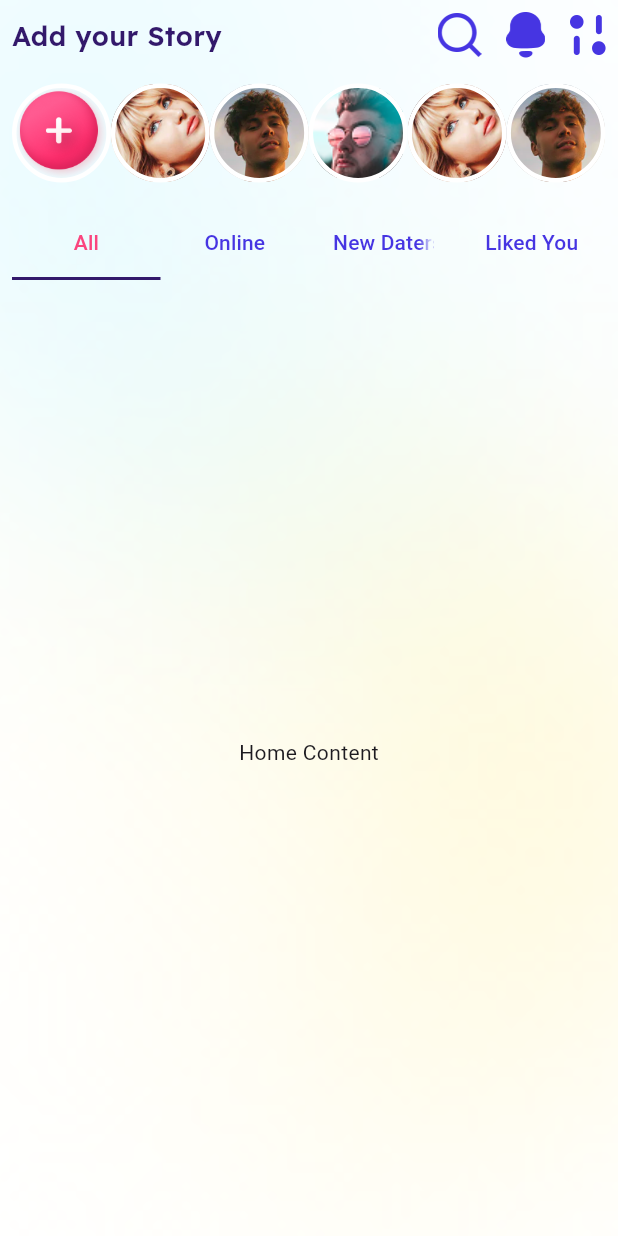
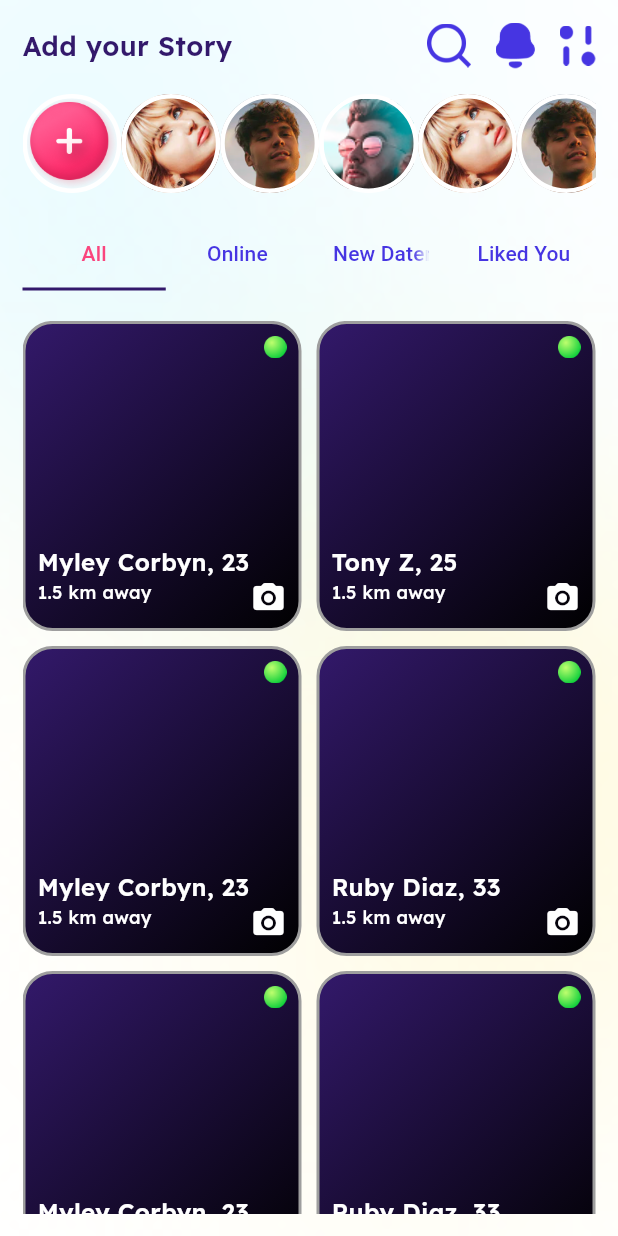
Before and after one commit to Faisal-957/datingapp, a Flutter app: the screen it shows after launch, on a phone screen of 412 x 824 dp. Run offline on Flutter 3.47's test engine with Material 3 defaults, Android fonts, the phone set to English and light mode, and no system bars; our stand-ins replace flutter_card_swiper, flutter_screenutil, get, google_fonts, google_maps_flutter, intl_phone_field and 3 more.

Commit message:
screen update

```diff
--- a/lib/core/custom_widget/custom_usericon.dart
+++ b/lib/core/custom_widget/custom_usericon.dart
@@ -1,5 +1,6 @@
 import 'package:datingapp/core/constants/colors.dart';
 import 'package:datingapp/core/constants/string.dart';
+import 'package:datingapp/core/constants/text_style.dart';
 import 'package:flutter/material.dart';
 import 'package:flutter_screenutil/flutter_screenutil.dart';
 
@@ -21,3 +22,53 @@ class CustomUsericon extends StatelessWidget {
     );
   }
 }
+
+//////////////////// user grid/////////////////////////////
+class Customgrid extends StatelessWidget {
+  final String title;
+  final String subtitle;
+  const Customgrid({super.key, required this.title, required this.subtitle});
+
+  @override
+  Widget build(BuildContext context) {
+    return Container(
+      decoration: BoxDecoration(
+        gradient: LinearGradient(
+          colors: [darkblueColor, blackColor],
+
+          begin: Alignment.topLeft,
+          end: Alignment.bottomRight,
+        ),
+        border: Border.all(color: Colors.grey, width: 2),
+        borderRadius: BorderRadius.circular(20),
+      ),
+
+      child: Padding(
+        padding: const EdgeInsets.all(8.0),
+        child: Column(
+          mainAxisAlignment: MainAxisAlignment.start,
+          crossAxisAlignment: CrossAxisAlignment.start,
+
+          children: [
+            Align(
+              alignment: AlignmentGeometry.topRight,
+              child: Image.asset("$iconsAssets/onlineicon.png", scale: 4),
+            ),
+            Spacer(),
+            Text(title, style: style16.copyWith(color: whiteColor)),
+            Row(
+              crossAxisAlignment: CrossAxisAlignment.start,
+
+              children: [
+                Text(subtitle, style: style12.copyWith(color: whiteColor)),
+                Spacer(),
+                Icon(Icons.camera_alt_rounded, color: whiteColor),
+                20.verticalSpace,
+              ],
+            ),
+          ],
+        ),
+      ),
+    );
+  }
+}
--- a/lib/main.dart
+++ b/lib/main.dart
@@ -1,3 +1,4 @@
+import 'package:datingapp/core/custom_widget/custom_usericon.dart';
 import 'package:datingapp/ui/screens/user_screen/user_screen.dart';
 import 'package:flutter/material.dart';
 import 'package:flutter_screenutil/flutter_screenutil.dart';
--- a/lib/ui/screens/user_screen/user_screen.dart
+++ b/lib/ui/screens/user_screen/user_screen.dart
@@ -1,7 +1,7 @@
 import 'package:datingapp/core/constants/colors.dart';
 import 'package:datingapp/core/constants/string.dart';
 import 'package:datingapp/core/constants/text_style.dart';
-import 'package:datingapp/ui/screens/user_screen/user_viewmodel.dart';
+import 'package:datingapp/ui/screens/user_screen/user_view_model.dart';
 import 'package:flutter/material.dart';
 import 'package:flutter_screenutil/flutter_screenutil.dart';
 import 'package:get/get.dart';
@@ -26,7 +26,7 @@ class UserScreen extends StatelessWidget {
               ),
             ),
             child: Padding(
-              padding: const EdgeInsets.all(8.0),
+              padding: const EdgeInsets.all(15),
               child: Column(
                 children: [
                   Row(
@@ -58,8 +58,10 @@ class UserScreen extends StatelessWidget {
                     ),
                   ),
 
-                  Expanded(
-                    child: DefaultTabController(
+                  ///
+                  ///  tabs
+                  ///
+                  DefaultTabController(
                     length: 4,
                     child: Column(
                       children: [
@@ -76,18 +78,23 @@ class UserScreen extends StatelessWidget {
                             Tab(text: "Liked You"),
                           ],
                         ),
-
-                          Expanded(
-                            child: TabBarView(
-                              children: [
-                                Center(child: Text("Home Content")),
-                                Center(child: Text("Profile Content")),
-                                Center(child: Text("Settings Content")),
                       ],
                     ),
                   ),
-                        ],
+                  20.verticalSpace,
+                  Expanded(
+                    child: GridView.builder(
+                      scrollDirection: Axis.vertical,
+                      itemCount: value.grid.length,
+                      gridDelegate: SliverGridDelegateWithFixedCrossAxisCount(
+                        crossAxisCount: 2,
+                        crossAxisSpacing: 10,
+                        mainAxisSpacing: 10,
+                        childAspectRatio: 0.9,
                       ),
+                      itemBuilder: (context, index) {
+                        return value.grid[index];
+                      },
                     ),
                   ),
                 ],
--- /dev/null
+++ b/lib/ui/screens/user_screen/user_view_model.dart
@@ -0,0 +1,29 @@
+import 'package:datingapp/core/constants/string.dart';
+import 'package:datingapp/core/custom_widget/custom_usericon.dart';
+import 'package:flutter/material.dart';
+
+class UserViewmodel extends ChangeNotifier {
+  List<CustomUsericon> usericon = [
+    CustomUsericon(img: "$staticAssets/Addicon.png"),
+    CustomUsericon(img: "$staticAssets/image2.png"),
+    CustomUsericon(img: "$staticAssets/image3.png"),
+    CustomUsericon(img: "$staticAssets/imag1.png"),
+    CustomUsericon(img: "$staticAssets/image2.png"),
+    CustomUsericon(img: "$staticAssets/image3.png"),
+  ];
+  List<Customgrid> grid = [
+    Customgrid(title: "Myley Corbyn, 23", subtitle: "1.5 km away"),
+    Customgrid(title: "Tony Z, 25", subtitle: "1.5 km away"),
+    Customgrid(title: "Myley Corbyn, 23", subtitle: "1.5 km away"),
+    Customgrid(title: "Ruby Diaz, 33", subtitle: "1.5 km away"),
+    Customgrid(title: "Myley Corbyn, 23", subtitle: "1.5 km away"),
+    Customgrid(title: "Ruby Diaz, 33", subtitle: "1.5 km away"),
+    Customgrid(title: "Myley Corbyn, 23", subtitle: "1.5 km away"),
+    Customgrid(title: "Tony Z, 25", subtitle: "1.5 km away"),
+    Customgrid(title: "Myley Corbyn, 23", subtitle: "1.5 km away"),
+    Customgrid(title: "Ruby Diaz, 33", subtitle: "1.5 km away"),
+    Customgrid(title: "Myley Corbyn, 23", subtitle: "1.5 km away"),
+    Customgrid(title: "Ruby Diaz, 33", subtitle: "1.5 km away"),
+  ];
+  ////////////////////// grid view /////////////////
+}
--- a/lib/ui/screens/user_screen/user_viewmodel.dart
+++ /dev/null
@@ -1,14 +0,0 @@
-import 'package:datingapp/core/constants/string.dart';
-import 'package:datingapp/core/custom_widget/custom_usericon.dart';
-import 'package:flutter/material.dart';
-
-class UserViewmodel extends ChangeNotifier {
-  List<CustomUsericon> usericon = [
-    CustomUsericon(img: "$staticAssets/Addicon.png"),
-    CustomUsericon(img: "$staticAssets/image2.png"),
-    CustomUsericon(img: "$staticAssets/image3.png"),
-    CustomUsericon(img: "$staticAssets/imag1.png"),
-    CustomUsericon(img: "$staticAssets/image2.png"),
-    CustomUsericon(img: "$staticAssets/image3.png"),
-  ];
-}
```
Also changed, not shown: assets/icons_assets/onlineicon.png (added). Lines whose indentation alone changed are shown as unchanged.
